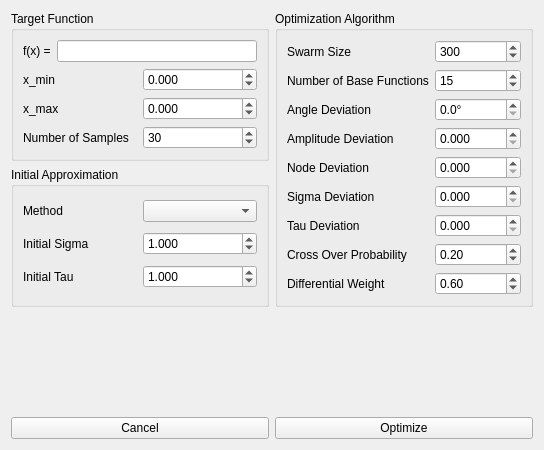
Above: gui_main_window.ui from ralphtandetzky/decompose_imf before the change. Below: the same form after it.
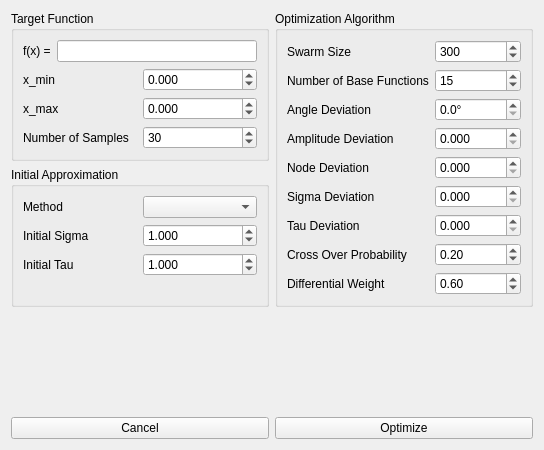
That is the form after the change.

Commit message: Fixed some runtime bugs. The optimization now works as expected.

The edit to the form file:
```diff
--- a/gui_main_window.ui
+++ b/gui_main_window.ui
@@ -172,6 +172,22 @@
             </property>
            </widget>
           </item>
+          <item row="3" column="0">
+           <spacer name="verticalSpacer_3">
+            <property name="orientation">
+             <enum>Qt::Vertical</enum>
+            </property>
+            <property name="sizeType">
+             <enum>QSizePolicy::Expanding</enum>
+            </property>
+            <property name="sizeHint" stdset="0">
+             <size>
+              <width>20</width>
+              <height>0</height>
+             </size>
+            </property>
+           </spacer>
+          </item>
          </layout>
         </widget>
        </item>
```
Left out of the diff: 154 changed lines with no effect on the pictures. The commit also changes 2 other files.
